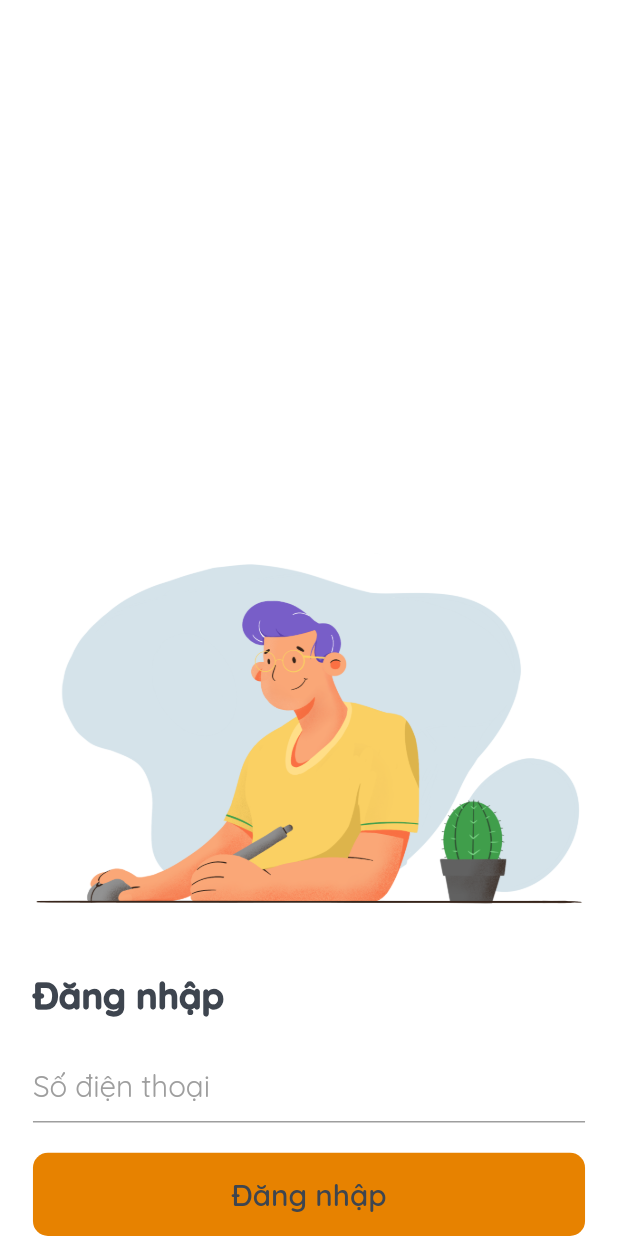
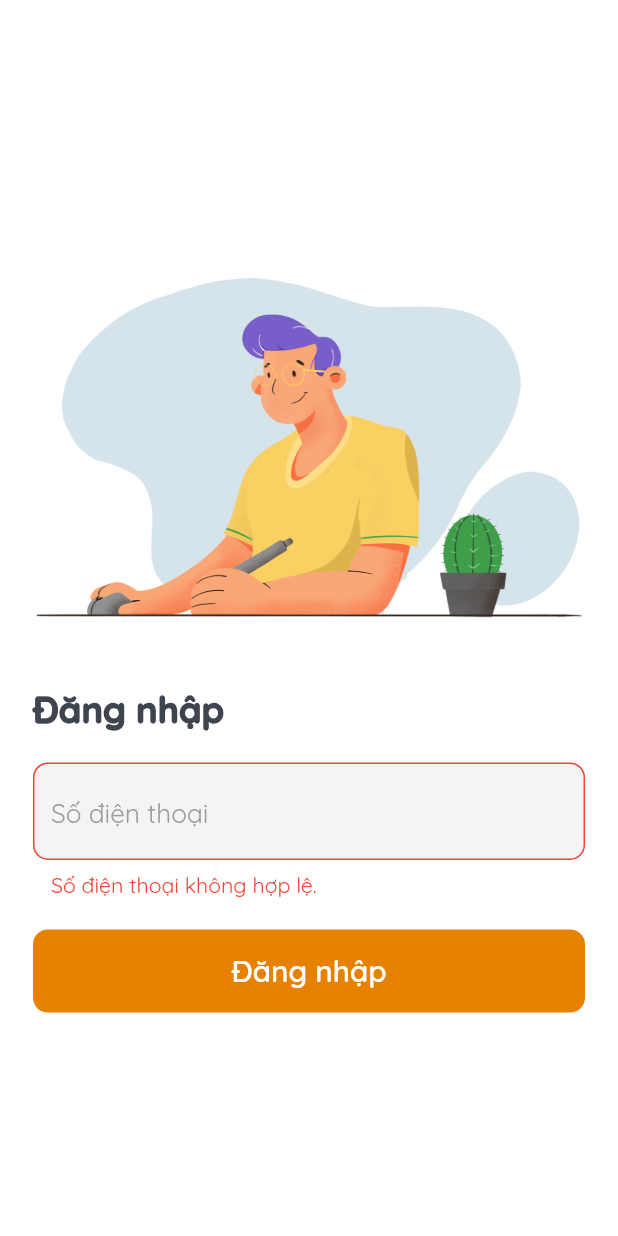
Before and after one commit to hatuan314/flutter_warehouse_app, a Flutter app: the screen it shows after launch, after a tap on "Đăng nhập", on a phone screen of 412 x 824 dp. Run offline on Flutter 3.47's test engine with Material 2 defaults, Android fonts, the phone set to English and light mode, and no system bars; our stand-ins replace bloc, equatable, firebase_core, flutter_bloc, flutter_screenutil, fluttertoast and 1 more; accounts and stored records are empty.

Commit message:
Add login bloc

```diff
--- /dev/null
+++ b/lib/common/constants/string_constants.dart
@@ -0,0 +1,3 @@
+class StringConstants {
+  static const String errorInvalidPhoneNumber = 'Số điện thoại không hợp lệ.';
+}
--- /dev/null
+++ b/lib/common/utils/validator_utils.dart
@@ -0,0 +1,16 @@
+import 'package:flutterwarehouseapp/common/constants/string_constants.dart';
+
+class ValidatorUtils {
+  static String _validatePhone = r'0\d{8,}';
+  static RegExp _expPhoneNumber = RegExp(_validatePhone);
+
+  static String validatePhoneNumber(String value) {
+    if (value == null ||
+        value.isEmpty ||
+        !_expPhoneNumber.hasMatch(value) ||
+        value.length > 10) {
+      return StringConstants.errorInvalidPhoneNumber;
+    }
+    return null;
+  }
+}
--- a/lib/main.dart
+++ b/lib/main.dart
@@ -1,5 +1,6 @@
 import 'package:flutter/material.dart';
 import 'package:flutter_bloc/flutter_bloc.dart';
+import 'package:firebase_core/firebase_core.dart';
 
 import 'package:flutterwarehouseapp/common/locator/service_locator.dart';
 import 'package:flutterwarehouseapp/src/presentation/blocs/simple_bloc_delegate.dart';
@@ -10,5 +11,6 @@ Future<void> main() async {
   WidgetsFlutterBinding.ensureInitialized();
   BlocSupervisor.delegate = SimpleBlocDelegate();
   setup();
+  await Firebase.initializeApp();
   runApp(MyApp());
 }
--- /dev/null
+++ b/lib/src/presentation/journey/login/login/blocs/blocs.dart
@@ -0,0 +1,3 @@
+export 'login_bloc.dart';
+export 'login_event.dart';
+export 'login_state.dart';
--- /dev/null
+++ b/lib/src/presentation/journey/login/login/blocs/login_bloc.dart
@@ -0,0 +1,14 @@
+import 'package:flutter_bloc/flutter_bloc.dart';
+import 'package:flutterwarehouseapp/src/presentation/view_state.dart';
+
+import 'blocs.dart';
+
+class LoginBloc extends Bloc<LoginEvent, LoginState> {
+  @override
+  LoginState get initialState => LoginState(ViewState.initial);
+
+  @override
+  Stream<LoginState> mapEventToState(LoginEvent event) async* {
+
+  }
+}
--- /dev/null
+++ b/lib/src/presentation/journey/login/login/blocs/login_event.dart
@@ -0,0 +1,5 @@
+class LoginEvent {
+  final String phone;
+
+  LoginEvent(this.phone);
+}
--- /dev/null
+++ b/lib/src/presentation/journey/login/login/blocs/login_state.dart
@@ -0,0 +1,7 @@
+import 'package:flutterwarehouseapp/src/presentation/view_state.dart';
+
+class LoginState {
+  final ViewState viewState;
+
+  LoginState(this.viewState);
+}
--- a/lib/src/presentation/journey/login/login/login_screen.dart
+++ b/lib/src/presentation/journey/login/login/login_screen.dart
@@ -1,6 +1,9 @@
+import 'dart:developer';
+
 import 'package:flutter/material.dart';
 import 'package:flutterwarehouseapp/common/constants/image_constants.dart';
 import 'package:flutterwarehouseapp/common/constants/layout_constants.dart';
+import 'package:flutterwarehouseapp/common/utils/validator_utils.dart';
 import 'package:flutterwarehouseapp/src/themes/theme_text.dart';
 import 'package:flutterwarehouseapp/src/widgets/button/button_widget.dart';
 import 'package:flutterwarehouseapp/src/widgets/text_form/text_form_widget.dart';
@@ -15,7 +18,7 @@ class LoginScreen extends StatelessWidget {
   Widget build(BuildContext context) {
     return Scaffold(
       body: Column(
-        mainAxisAlignment: MainAxisAlignment.end,
+        mainAxisAlignment: MainAxisAlignment.center,
         children: [
           Image.asset(
             ImageConstants.loginBackground,
@@ -43,6 +46,9 @@ class LoginScreen extends StatelessWidget {
                     TextFormWidget(
                       controller: phoneController,
                       hintText: LoginConstants.hintPhoneTxt,
+                      validator: (value) {
+                        return ValidatorUtils.validatePhoneNumber(value);
+                      },
                     ),
                     SizedBox(
                       height: LayoutConstants.paddingVertical20,
@@ -61,5 +67,9 @@ class LoginScreen extends StatelessWidget {
     );
   }
 
-  void _onLogin(BuildContext context) {}
+  void _onLogin(BuildContext context) {
+    if (formKey.currentState.validate()) {
+      log('On Login');
+    }
+  }
 }
--- a/lib/src/presentation/journey/login/splash/splash_screen.dart
+++ b/lib/src/presentation/journey/login/splash/splash_screen.dart
@@ -16,10 +16,9 @@ class SplashScreen extends StatelessWidget {
     return BlocConsumer<SplashBloc, SplashState>(
       listener: (context, state) {
         if (state is SplashCompleteState)
-          Navigator.pushNamedAndRemoveUntil(
+          Navigator.pushReplacementNamed(
             context,
             RouteList.login,
-            (route) => false,
           );
       },
       builder: (context, state) {
@@ -48,7 +47,8 @@ class SplashScreen extends StatelessWidget {
               ),
               Text(
                 AppConstant.appName,
-                style: ThemeText.headline3,
+                style:
+                    ThemeText.headline3.copyWith(fontWeight: FontWeight.w500),
               )
             ],
           ),
--- /dev/null
+++ b/lib/src/presentation/view_state.dart
@@ -0,0 +1 @@
+enum ViewState {loading, initial, success, error}
--- a/lib/src/themes/theme_color.dart
+++ b/lib/src/themes/theme_color.dart
@@ -11,4 +11,6 @@ class AppColor {
   static const Color grey = Colors.grey;
   static Color black25 = Colors.black.withAlpha(64);
   static const Color red = Colors.red;
+  static const Color transparent = Colors.transparent;
+  static const Color paleGrey = Color(0xfff4f4f5);
 }
--- a/lib/src/themes/theme_text.dart
+++ b/lib/src/themes/theme_text.dart
@@ -65,7 +65,7 @@ class ThemeText {
 
   static TextStyle button = TextStyle(
     fontSize: 18.sp,
-    color: AppColor.textColor,
+    color: AppColor.white,
     fontWeight: FontWeight.w600,
   );
 
--- a/lib/src/widgets/loader_widget/loader_widget.dart
+++ b/lib/src/widgets/loader_widget/loader_widget.dart
@@ -19,7 +19,11 @@ class LoadingContainer extends StatelessWidget {
   Widget build(BuildContext context) {
     final _queryData = MediaQuery.of(context);
 
-    return Stack(
+    return GestureDetector(
+      onTap: () {
+        FocusScope.of(context).requestFocus(FocusNode());
+      },
+      child: Stack(
         children: <Widget>[
           child,
           BlocBuilder<LoaderBloc, LoaderState>(
@@ -28,8 +32,8 @@ class LoadingContainer extends StatelessWidget {
                   visible: state.loading,
                   child: !state.isTopLoading
                       ? Container(
-                        key:
-                            const ValueKey(LoaderConstants.loaderBackgroundKey),
+                          key: const ValueKey(
+                              LoaderConstants.loaderBackgroundKey),
                           height: _queryData.size.height,
                           width: _queryData.size.width,
                           color: Colors.black.withOpacity(
@@ -67,6 +71,7 @@ class LoadingContainer extends StatelessWidget {
             },
           ),
         ],
+      ),
     );
   }
 }
--- a/lib/src/widgets/text_form/text_form_widget.dart
+++ b/lib/src/widgets/text_form/text_form_widget.dart
@@ -1,4 +1,5 @@
 import 'package:flutter/material.dart';
+import 'package:flutterwarehouseapp/common/constants/layout_constants.dart';
 import 'package:flutterwarehouseapp/src/themes/theme_color.dart';
 import 'package:flutterwarehouseapp/src/themes/theme_text.dart';
 
@@ -6,20 +7,62 @@ class TextFormWidget extends TextFormField {
   TextFormWidget({
     TextEditingController controller,
     @required String hintText,
-    String errorText,
+    @required Function(String) handlerOnSubmitted,
+    @required Function(String) validator,
   }) : super(
           controller: controller,
           style: ThemeText.body1,
           decoration: InputDecoration(
             hintText: hintText,
-            hintStyle: ThemeText.body1.copyWith(
-                  color: AppColor.hintColor,
+            hintStyle: ThemeText.body2.copyWith(
+              color: AppColor.hintColor,
+            ),
+            errorStyle: ThemeText.caption.copyWith(
+              color: AppColor.errorColor,
+            ),
+            focusColor: AppColor.paleGrey,
+            hoverColor: AppColor.paleGrey,
+            fillColor: AppColor.paleGrey,
+            filled: true,
+            border: OutlineInputBorder(
+                borderSide: BorderSide(
+                  color: AppColor.paleGrey,
                 ),
-            errorText: errorText,
-            errorStyle: ThemeText.body1.copyWith(
-                  color: AppColor.errorColor,
+                borderRadius: BorderRadius.all(
+                    Radius.circular(LayoutConstants.roundedRadius))),
+            disabledBorder: OutlineInputBorder(
+                borderSide: BorderSide(
+                  color: AppColor.paleGrey,
                 ),
+                borderRadius: BorderRadius.all(
+                    Radius.circular(LayoutConstants.roundedRadius))),
+            enabledBorder: OutlineInputBorder(
+                borderSide: BorderSide(
+                  color: AppColor.paleGrey,
+                ),
+                borderRadius: BorderRadius.all(
+                    Radius.circular(LayoutConstants.roundedRadius))),
+            focusedBorder: OutlineInputBorder(
+                borderSide: BorderSide(
+                  color: AppColor.primaryColor,
+                ),
+                borderRadius: BorderRadius.all(
+                    Radius.circular(LayoutConstants.roundedRadius))),
+            focusedErrorBorder: OutlineInputBorder(
+                borderSide: BorderSide(
+                  color: AppColor.primaryColor,
+                ),
+                borderRadius: BorderRadius.all(
+                    Radius.circular(LayoutConstants.roundedRadius))),
+            errorBorder: OutlineInputBorder(
+                borderSide: BorderSide(
+                  color: AppColor.red,
+                ),
+                borderRadius: BorderRadius.all(
+                    Radius.circular(LayoutConstants.roundedRadius))),
           ),
           cursorColor: AppColor.textColor,
+          validator: (value) => validator(value),
+          onFieldSubmitted: (value) => handlerOnSubmitted(value),
         );
 }
```
Also changed, not shown: 1 other file. Lines whose indentation alone changed are shown as unchanged.
